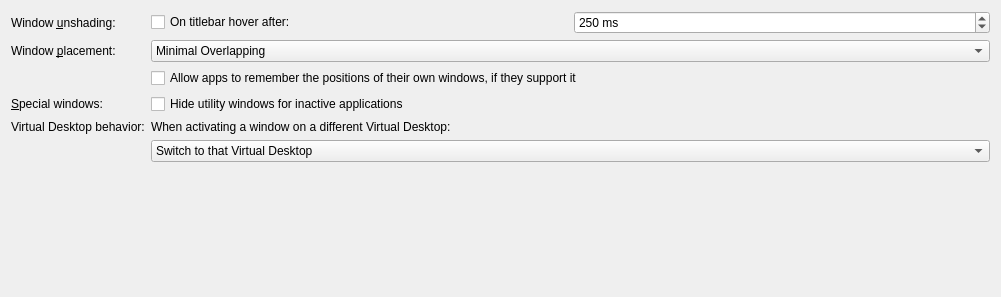
Qt form src/kcms/options/advanced.ui (lfdevs/kwin) before a commit.
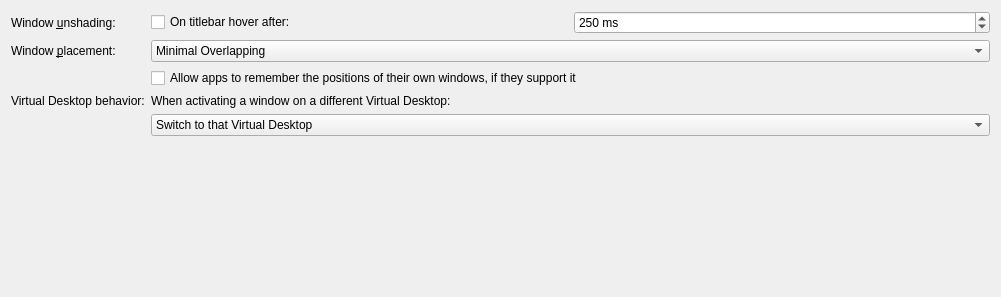
The same form after that commit.

What changed in the file:
```diff
--- a/src/kcms/options/advanced.ui
+++ b/src/kcms/options/advanced.ui
@@ -118,26 +118,6 @@
     </widget>
    </item>
    <item row="3" column="0">
-    <widget class="QLabel" name="specialWindowsLabel">
-     <property name="text">
-      <string>&amp;Special windows:</string>
-     </property>
-     <property name="buddy">
-      <cstring>kcfg_HideUtilityWindowsForInactive</cstring>
-     </property>
-    </widget>
-   </item>
-   <item row="3" column="1">
-    <widget class="QCheckBox" name="kcfg_HideUtilityWindowsForInactive">
-     <property name="whatsThis">
-      <string>When turned on, utility windows (tool windows, torn-off menus,...) of inactive applications will be hidden and will be shown only when the application becomes active. Note that applications have to mark the windows with the proper window type for this feature to work.</string>
-     </property>
-     <property name="text">
-      <string>Hide utility windows for inactive applications</string>
-     </property>
-    </widget>
-   </item>
-   <item row="4" column="0">
     <widget class="QLabel" name="activationDesktopPolicyLabel">
      <property name="text">
       <string>Virtual Desktop behavior:</string>
@@ -147,14 +127,14 @@
      </property>
     </widget>
    </item>
-   <item row="4" column="1">
+   <item row="3" column="1">
     <widget class="QLabel" name="activationDesktopPolicyDescriptionLabel">
      <property name="text">
       <string>When activating a window on a different Virtual Desktop:</string>
      </property>
     </widget>
    </item>
-   <item row="5" column="1">
+   <item row="4" column="1">
     <widget class="QComboBox" name="kcfg_ActivationDesktopPolicy">
      <property name="whatsThis">
       <string>&lt;html&gt;&lt;head/&gt;&lt;body&gt;&lt;p&gt;This setting controls what happens when an open window located on a Virtual Desktop other than the current one is activated. &lt;/p&gt;&lt;p&gt;&lt;span style=&quot; font-style:italic;&quot;&gt;Switch to that Virtual Desktop&lt;/span&gt; will switch to the Virtual Desktop where the window is currently located. &lt;/p&gt;&lt;p&gt;&lt;span style=&quot; font-style:italic;&quot;&gt;Bring window to current Virtual Desktop&lt;/span&gt; will cause the window to jump to the active Virtual Desktop. &lt;/p&gt;&lt;/body&gt;&lt;/html&gt;</string>
```
